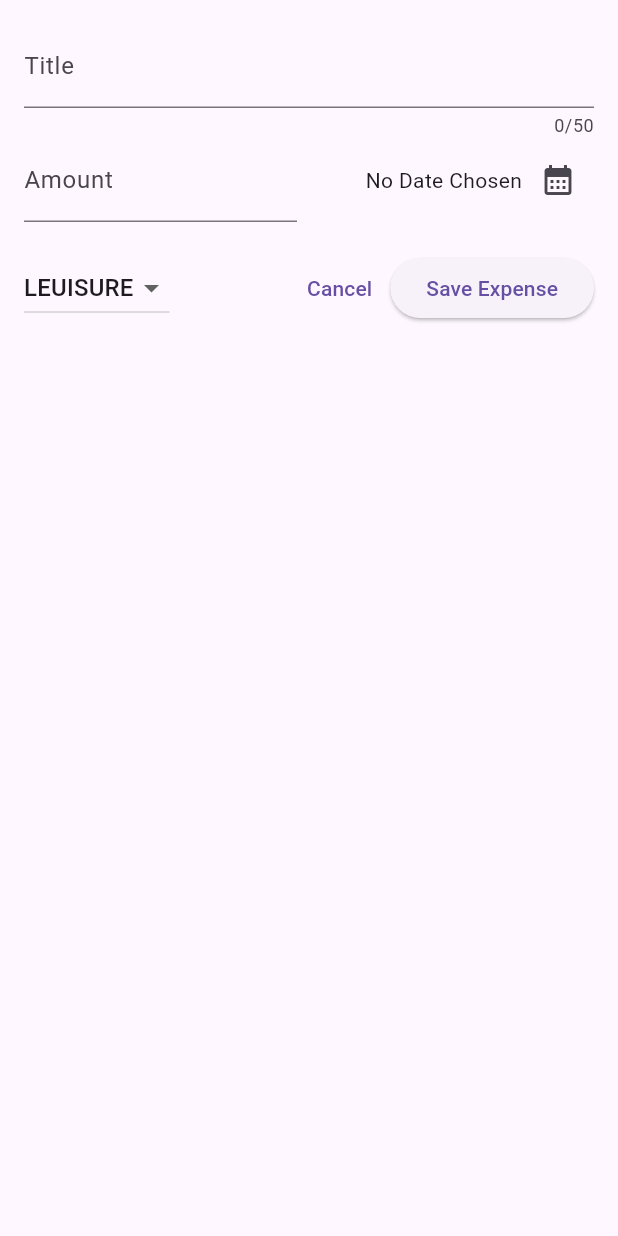
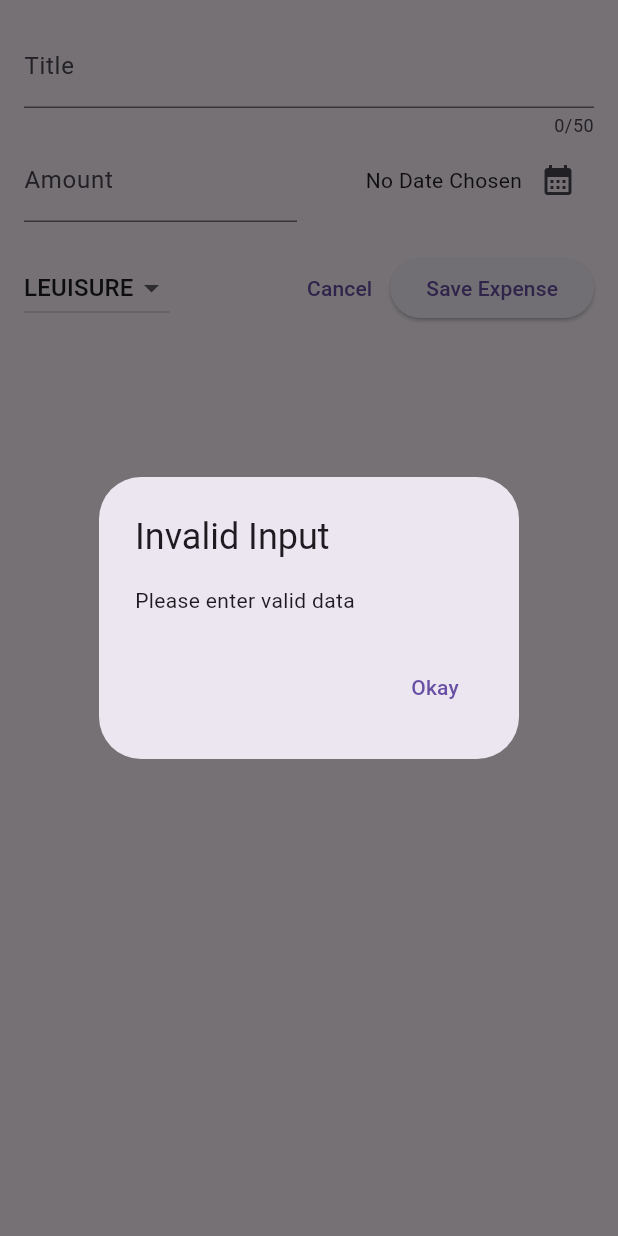
Before and after one commit to natib21/Flutter_Expense_Tracker, a Flutter app: the NewExpenses widget shown alone on an empty page, opened directly, after a tap on "Save Expense", on a phone screen of 412 x 824 dp. Run offline on Flutter 3.47's test engine with Material 3 defaults, Android fonts, the phone set to English and light mode, and no system bars; our stand-ins replace google_fonts.

Commit message:
valifdate user input

```diff
--- a/lib/widgets/new_expense.dart
+++ b/lib/widgets/new_expense.dart
@@ -33,7 +33,24 @@ class _NewExpensesState extends State<NewExpenses> {
     final amountIsValid = enteredAmount == null || enteredAmount <= 0;
     if (_titleController.text.trim().isEmpty ||
         amountIsValid ||
-        _selectedDate == null) {}
+        _selectedDate == null) {
+      showDialog(
+          context: context,
+          builder: (ctx) {
+            return AlertDialog(
+              title: Text("Invalid Input"),
+              content: Text("Please enter valid data"),
+              actions: [
+                TextButton(
+                    onPressed: () {
+                      Navigator.pop(ctx);
+                    },
+                    child: Text("Okay"))
+              ],
+            );
+          });
+      return;
+    }
   }
 
   @override
```
